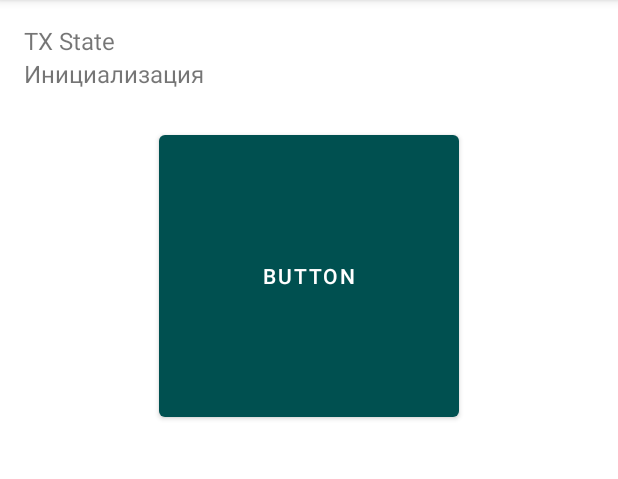
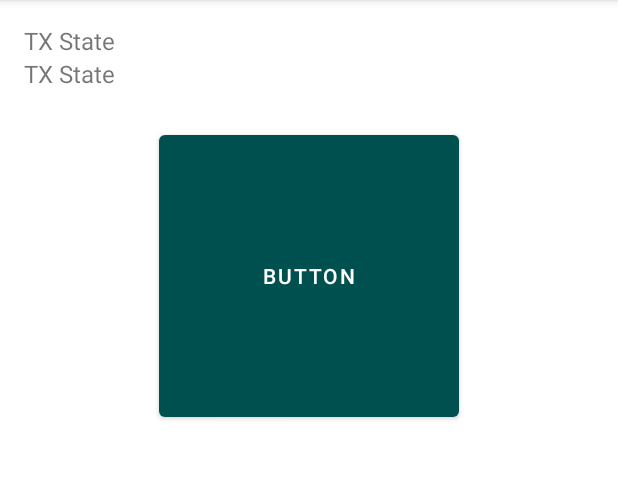
Before and after one commit to FXYFXZ/GirTago, an Android app: the screen it shows after launch (MainActivity), on a phone screen of 412 x 824 dp, the part 84-563 px from its top. Run offline under Robolectric (Android 15) with nearby library versions, the phone set to English and light mode, and no system bars; 3 statements that could not run were skipped.

Commit message:
Убрал лишние классы, причесал ворнинги

```diff
--- a/app/src/main/java/ru/fxy7ci/girtago/BluetoothLeService.java
+++ b/app/src/main/java/ru/fxy7ci/girtago/BluetoothLeService.java
@@ -134,10 +134,10 @@ public class BluetoothLeService extends Service {
                     gattService.getCharacteristics();
 
             for (BluetoothGattCharacteristic gattCharacteristic : gattCharacteristics){
-                Log.d("MyLog", "Char:" + gattCharacteristic.getUuid().toString());
+//                Log.d("MyLog", "Char:" + gattCharacteristic.getUuid().toString());
                 //TODO правильное сравнение
                 if (gattCharacteristic.getUuid().toString().equals(StoreVals.BT_MAIN_CHR)){
-                    //Log.d("MyLog", "FoundChar!!!");
+                    Log.d("MyLog", "FoundChar!!!");
                     btChar = gattCharacteristic;
                     //TODO индикация
                     return;
@@ -151,7 +151,7 @@ public class BluetoothLeService extends Service {
         if (btChar==null) return;
         btChar.setValue(myRGB);
         mBluetoothGatt.writeCharacteristic(btChar);
-        Log.d(TAG, "sent:" + myRGB.toString());
+        Log.d(TAG, "sent");
 
         //TODO послали или нет
     }
--- a/app/src/main/java/ru/fxy7ci/girtago/MainActivity.kt
+++ b/app/src/main/java/ru/fxy7ci/girtago/MainActivity.kt
@@ -2,7 +2,6 @@ package ru.fxy7ci.girtago
 
 import android.Manifest
 import android.annotation.SuppressLint
-import android.bluetooth.BluetoothAdapter
 import android.content.*
 import android.content.pm.PackageManager
 import android.graphics.Color
@@ -21,30 +20,25 @@ import android.widget.Toast
 import androidx.appcompat.app.AppCompatActivity
 import androidx.core.app.ActivityCompat
 import androidx.core.content.ContextCompat
-import androidx.core.graphics.blue
-import androidx.core.graphics.green
-import androidx.core.graphics.red
 import ru.fxy7ci.girtago.BT.StoreVals
 
-lateinit var clrCnt: ColorCont
-lateinit var btnSlide: Button
 
 //TODO  добавить сканирование как в master(c уровнями сигналов)
 
 class MainActivity : AppCompatActivity() {
+    //lateinit var btnSlide: Button
+    lateinit var clrCnt: ColorCont
+    private val btnSlide: Button by lazy {findViewById(R.id.btnSlide)}
     private lateinit var mDetector: GestureDetector
-    private lateinit var txClass: TxThread
     private val mainHandler = Handler(Looper.getMainLooper())
 
     // все что относится к BT
     private var mBluetoothLeService: BluetoothLeService? = null
-    private val mBluetoothAdapter: BluetoothAdapter? = null
+    //private val mBluetoothAdapter: BluetoothAdapter? = null
     private var mConnected = false
 
     private lateinit var fldState : TextView
     private lateinit var fldBTState : TextView
-
-    private var prevState = StoreVals.STATE_DISCONNECTED
 
     override fun onCreate(savedInstanceState: Bundle?) {
         super.onCreate(savedInstanceState)
@@ -57,16 +51,11 @@ class MainActivity : AppCompatActivity() {
         // получение всех разрешений
         getBtPermission()
 
-        // инициализация классов
-        txClass = TxThread()
-        //  txClass.isDaemon = true
-
         val gattServiceIntent = Intent(this, BluetoothLeService::class.java)
         bindService(gattServiceIntent, mServiceConnection, BIND_AUTO_CREATE)
 
 
         showTxState()
-        btnSlide = findViewById(R.id.btnSlide)
         clrCnt   = ColorCont()
         btnSlide.setBackgroundColor(clrCnt.getColor())
 
@@ -90,13 +79,11 @@ class MainActivity : AppCompatActivity() {
 
 
 
-        if (!txClass.toStop) txClass.start()
     }
 
     override fun onPause() {
         super.onPause()
         mainHandler.removeCallbacksAndMessages(null)
-        txClass.getAppStopped()
         unregisterReceiver(mGattUpdateReceiver)
     }
 
@@ -107,7 +94,7 @@ class MainActivity : AppCompatActivity() {
     }
 
     override fun onCreateOptionsMenu(menu: Menu?): Boolean {
-        getMenuInflater().inflate(R.menu.menu, menu)
+        menuInflater.inflate(R.menu.menu, menu)
         //TODO поведение по доступности кнопок
         return super.onCreateOptionsMenu(menu)
     }
@@ -125,40 +112,33 @@ class MainActivity : AppCompatActivity() {
 
 
     private fun showTxState(){
-        when (txClass.theTXState()) {
-            TxThread.State.INIT -> fldState.text = "Инициализация"
-            TxThread.State.ERROR -> fldState.text = "Ошибка"
-            TxThread.State.READY -> fldState.text = "Работа"
-            else -> fldState.text = "???"
+
+        when(mBluetoothLeService?.connectionState) {
+            StoreVals.STATE_DISCONNECTED -> fldBTState.text = getString(R.string.state_disconnected)
+            StoreVals.STATE_CONNECTED -> fldBTState.text = getString(R.string.state_connected)
+            StoreVals.STATE_CONNECTING -> fldBTState.text = getString(R.string.state_OnCconnect)
         }
 
-        when(mBluetoothLeService?.connectionState) {
-            StoreVals.STATE_DISCONNECTED -> fldBTState.text = "Disconnected"
-            StoreVals.STATE_CONNECTED -> fldBTState.text = "Connected"
-            StoreVals.STATE_CONNECTING -> fldBTState.text = "Connect..."
-        }
+//        //TODO учимся работать со структурами
+//        val value = ByteArray(6)
+//        val color = clrCnt.getColor()
+//        value[0] = 3
+//        value[1] = color.green.toByte()
+//        value[2] = color.red.toByte()
+//        value[3] = color.blue.toByte()
+//        value[4] = 0xAB.toByte()
+//        value[5] = 0xBA.toByte()
+//        mBluetoothLeService!!.sendDataToBLM(value)
 
-        if (txClass.theTXState == TxThread.State.READY) {
-
-
-            //TODO учимся работать со структурами
-
-            val value = ByteArray(6)
-            val color = clrCnt.getColor()
-            value[0] = 3
-            value[1] = color.green.toByte()
-            value[2] = color.red.toByte()
-            value[3] = color.blue.toByte()
-            value[4] = 0xAB.toByte()
-            value[5] = 0xBA.toByte()
-            mBluetoothLeService!!.sendDataToBLM(value)
-        }
     }
 
     @SuppressLint("ClickableViewAccessibility")
     private fun setGest() {
-        mDetector = GestureDetector (MyGestureListener())
-        btnSlide.setOnTouchListener { v, event ->
+        mDetector =GestureDetector(this, MyGestureListener())
+
+
+            //GestureDetector (MyGestureListener())
+        btnSlide.setOnTouchListener { _, event ->
             mDetector.onTouchEvent(event)
         }
     }
@@ -169,8 +149,7 @@ class MainActivity : AppCompatActivity() {
         //TODO заодно включение адаптора
 
         if (ContextCompat.checkSelfPermission(this, Manifest.permission.ACCESS_FINE_LOCATION)
-            !== PackageManager.PERMISSION_GRANTED
-        ) {
+            != PackageManager.PERMISSION_GRANTED) {
             ActivityCompat.requestPermissions(
                 this,
                 arrayOf(Manifest.permission.ACCESS_FINE_LOCATION),
@@ -197,7 +176,7 @@ class MainActivity : AppCompatActivity() {
     // Code to manage Service lifecycle.
     private val mServiceConnection: ServiceConnection = object : ServiceConnection {
         override fun onServiceConnected(componentName: ComponentName, service: IBinder) {
-            mBluetoothLeService = (service as BluetoothLeService.LocalBinder).getService()
+            mBluetoothLeService = (service as BluetoothLeService.LocalBinder).service
             //fln не работает как BluetoothLeService().LocalBinder().service
             if (!mBluetoothLeService!!.initialize()) {
                 finish()
@@ -221,22 +200,26 @@ class MainActivity : AppCompatActivity() {
     //                        or notification operations.
     private val mGattUpdateReceiver: BroadcastReceiver = object : BroadcastReceiver() {
         override fun onReceive(context: Context, intent: Intent) {
-            val action = intent.action
-            if (action == BluetoothLeService.ACTION_GATT_CONNECTED) {
+            when (intent.action) {
+                BluetoothLeService.ACTION_GATT_CONNECTED -> {
                     mConnected = true
                     //TODO updateConnectionState(R.string.connected)
                     invalidateOptionsMenu()
-            } else if (action == BluetoothLeService.ACTION_GATT_DISCONNECTED) {
+                }
+                BluetoothLeService.ACTION_GATT_DISCONNECTED -> {
                     mConnected = false
                     //TODO updateConnectionState(R.string.disconnected)
                     //invalidateOptionsMenu()
-            } else if (action == BluetoothLeService.ACTION_GATT_SERVICES_DISCOVERED) {
+                }
+                BluetoothLeService.ACTION_GATT_SERVICES_DISCOVERED -> {
                     // Show all the supported services and characteristics on the user interface.
                     //TODO    displayGattServices(mBluetoothLeService!!.supportedGattServices)
-            } else if (BluetoothLeService.ACTION_DATA_AVAILABLE.equals(action)) {
-               //TODO displayData(intent.getStringExtra(BluetoothLeService.EXTRA_DATA))
-                //val mBluetoothGattCharacteristic: BluetoothGattCharacteristic? = null
-                // тут пришли данные
+                }
+//                BluetoothLeService.ACTION_DATA_AVAILABLE -> {
+//                    //TODO displayData(intent.getStringExtra(BluetoothLeService.EXTRA_DATA))
+//                    //val mBluetoothGattCharacteristic: BluetoothGattCharacteristic? = null
+//                    // тут пришли данные
+//                }
             }
         }
     }
@@ -251,17 +234,8 @@ class MainActivity : AppCompatActivity() {
         return intentFilter
     }
 
-}
-// END CLASS
 
-
-
-
-
-
-
-
-class MyGestureListener : GestureDetector.SimpleOnGestureListener() {
+    inner class MyGestureListener : GestureDetector.SimpleOnGestureListener() {
         override fun onDown(event: MotionEvent): Boolean {
             //TODO запускаем отсчет
             return true
@@ -288,7 +262,7 @@ class MyGestureListener : GestureDetector.SimpleOnGestureListener() {
             e1: MotionEvent, e2: MotionEvent,
             distanceX: Float, distanceY: Float
         ): Boolean {
-        clrCnt.moveHue(distanceX * (ColorCont.MAX_HUE/2)  / btnSlide.width )
+            clrCnt.moveHue((distanceX * (ColorCont.MAX_HUE/3)  / btnSlide.width)*-1)
             clrCnt.moveValue(distanceY / btnSlide.width )
             btnSlide.setBackgroundColor(clrCnt.getColor())
             return true
@@ -301,5 +275,10 @@ class MyGestureListener : GestureDetector.SimpleOnGestureListener() {
 //        Log.d("MyLog", "onFling: ")
             return true
         }
+    }
+
+
+
 
 }
+// END CLASS
--- a/app/src/main/java/ru/fxy7ci/girtago/TxThread.kt
+++ /dev/null
@@ -1,62 +0,0 @@
-package ru.fxy7ci.girtago
-
-import android.content.Context
-import android.content.Intent
-import android.util.Log
-
-class TxThread: Thread() {
-    var theTXState = State.INIT
-    var toStop = false
-
-    // все что отнгостится к BT
-
-
-    override fun run() {
-        super.run()
-        if (setupConnection()) {
-
-            toStop = false
-            while (!toStop) {
-                sleep(5000)
-                theTXState = State.READY
-              //  Log.d("MyLog", "OnReady")
-            }
-        }
-    }
-
-    fun theTXState(): State {
-        return theTXState
-    }
-
-    private fun setupConnection(): Boolean{
-        // вот здесь вот и соединяемся...
-
-
-//        val gattServiceIntent = Intent(this, TxThread::class.java)
-//        bindService(gattServiceIntent, mServiceConnection, Context.BIND_AUTO_CREATE)
-
-
-
-
-
-        sleep(5000)
-        return true
-
-    }
-
-
-
-    enum class State {
-        INIT,
-        CHOICE,
-        READY,
-        ERROR
-    }
-
-    fun getAppStopped() {
-        toStop = true
-    }
-
-
-
-}
--- a/app/src/main/res/values/strings.xml
+++ b/app/src/main/res/values/strings.xml
@@ -12,5 +12,10 @@
     <string name="menu_disconnect">Disconnect</string>
     <string name="menu_send">Send</string>
 
+    <string name="state_connected">Connected</string>
+    <string name="state_disconnected">Disconnected</string>
+    <string name="state_OnCconnect">Connect…</string>
+
+
 
 </resources>
```
Lines whose indentation alone changed are shown as unchanged.
